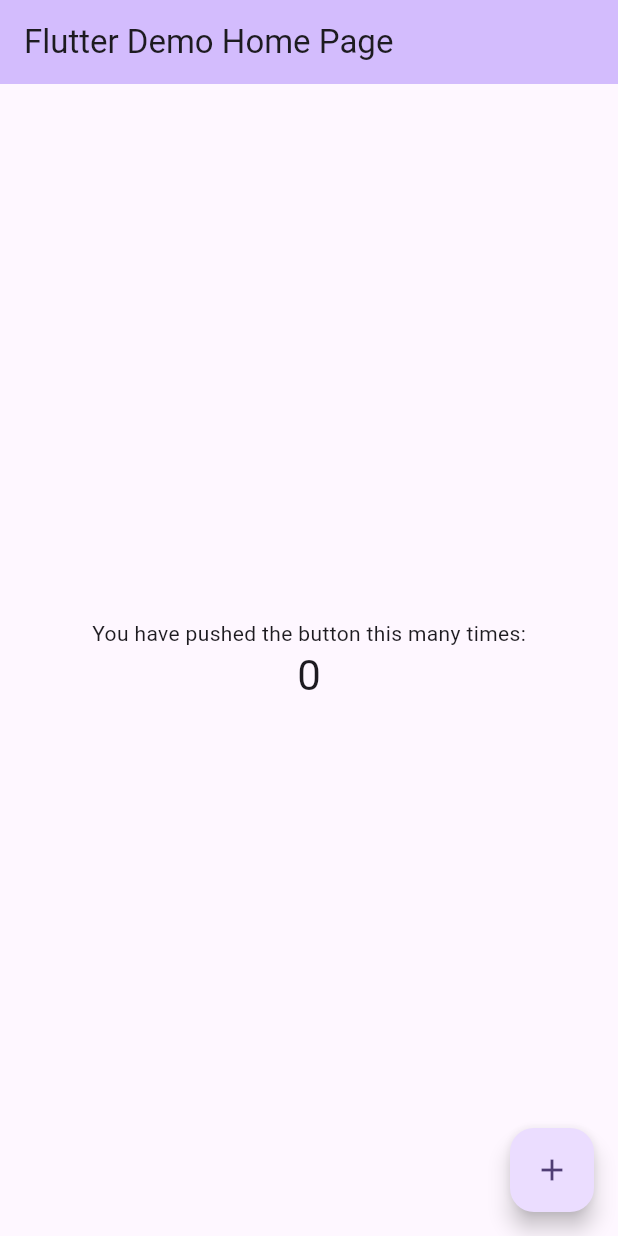
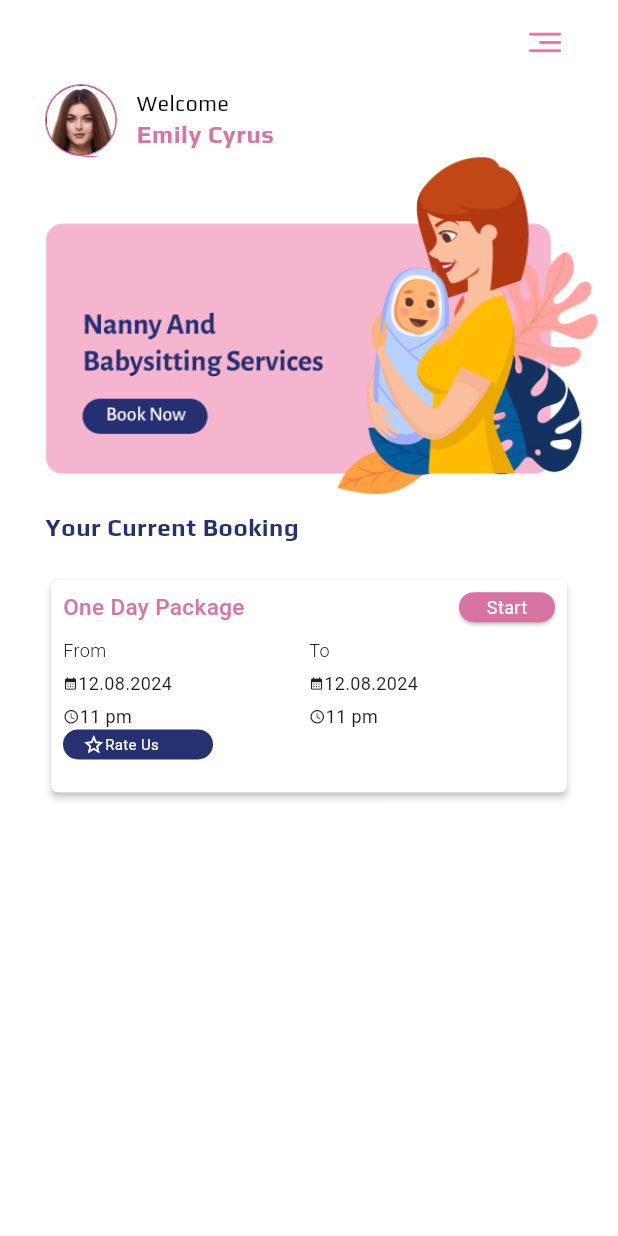
Before and after one commit to Ayush13Bhatia/booking_app, a Flutter app: the screen it shows after launch, on a phone screen of 412 x 824 dp. Run offline on Flutter 3.47's test engine with Material 3 defaults, Android fonts, the phone set to English and light mode, and no system bars; our stand-ins replace gap.

Commit message:
home page UI

```diff
--- /dev/null
+++ b/lib/components/date_time_component_widget.dart
@@ -0,0 +1,54 @@
+import 'package:flutter/material.dart';
+import 'package:gap/gap.dart';
+
+import 'my_text.dart';
+
+class DateTimeComponentWidget extends StatelessWidget {
+  final String ? title;
+  final String ? date;
+  final String ? time;
+  const DateTimeComponentWidget({super.key,this.title,this.date,this.time});
+
+  @override
+  Widget build(BuildContext context) {
+    return Column(
+      crossAxisAlignment: CrossAxisAlignment.start,
+      children: [
+        MyText(
+          title: title ?? 'From',
+          style: Theme.of(context).textTheme.bodyMedium?.copyWith(
+            fontSize: 12,
+            color: Colors.black,
+            fontWeight: FontWeight.w300,
+          ),
+        ),
+        const Gap(5),
+        Row(
+          children: [
+            const Icon(
+              Icons.calendar_month,
+              size: 10,
+            ),
+            MyText(
+              title: date??  '12.08.2024',
+              style: Theme.of(context).textTheme.bodyMedium?.copyWith(fontSize: 12),
+            )
+          ],
+        ),
+        const Gap(5),
+        Row(
+          children: [
+            const Icon(
+              Icons.access_time,
+              size: 11,
+            ),
+            MyText(
+              title: time ?? '11 pm',
+              style: Theme.of(context).textTheme.bodyMedium?.copyWith(fontSize: 12),
+            )
+          ],
+        ),
+      ],
+    );
+  }
+}
--- /dev/null
+++ b/lib/components/elevation_button_widget.dart
@@ -0,0 +1,31 @@
+import 'package:booking_app/components/my_text.dart';
+import 'package:booking_app/utils/my-theme.dart';
+import 'package:flutter/material.dart';
+
+class ElevationButtonWidget extends StatelessWidget {
+  final Function()? onPressed;
+  final String? title;
+  final Widget ?chidlWidget;
+  final Color ? backGroundColor;
+
+  const ElevationButtonWidget({super.key,this.backGroundColor, this.onPressed,this.chidlWidget, this.title});
+
+  @override
+  Widget build(BuildContext context) {
+    return ElevatedButton(
+      style: ButtonStyle(
+        padding: WidgetStateProperty.all(const EdgeInsets.all(0)),
+        backgroundColor: WidgetStatePropertyAll(backGroundColor ?? MyColorTheme.primaryColor)
+      ),
+
+      onPressed: onPressed,
+      child: chidlWidget ?? MyText(
+        title: title ?? "Start",
+        style: Theme.of(context).textTheme.bodyMedium?.copyWith(
+              color: MyColorTheme.whiteColor,
+              fontSize: 12,
+            ),
+      ),
+    );
+  }
+}
--- /dev/null
+++ b/lib/components/my_text.dart
@@ -0,0 +1,15 @@
+import 'package:flutter/material.dart';
+
+class MyText extends StatelessWidget {
+  final String ? title;
+  final  TextStyle? style;
+  const MyText({super.key,this.title,this.style});
+
+  @override
+  Widget build(BuildContext context) {
+    return Text(
+      title ?? '',
+      style: style ?? Theme.of(context).textTheme.bodySmall,
+    );
+  }
+}
--- /dev/null
+++ b/lib/components/rounded_image_widget.dart
@@ -0,0 +1,28 @@
+import 'package:flutter/material.dart';
+
+import '../constants/image_const.dart';
+import '../utils/my-theme.dart';
+
+class RoundedImageWidget extends StatelessWidget {
+  const RoundedImageWidget({super.key});
+
+  @override
+  Widget build(BuildContext context) {
+    return Container(
+      height: 48,
+      width: 48,
+      decoration: BoxDecoration(
+        color: Colors.black,
+        border: Border.all(color: MyColorTheme.primaryColor),
+        borderRadius: const BorderRadius.all(Radius.circular(24)),
+      ),
+      child: ClipRRect(
+        borderRadius: const BorderRadius.all(Radius.circular(24)),
+        child: Image.asset(
+          ImageConst.personImage,
+          fit: BoxFit.cover,
+        ),
+      ),
+    );
+  }
+}
--- /dev/null
+++ b/lib/constants/font_const.dart
@@ -0,0 +1,3 @@
+class FontConst{
+  static const String play = 'play';
+}
--- /dev/null
+++ b/lib/constants/image_const.dart
@@ -0,0 +1,5 @@
+class ImageConst{
+  static String banner = 'assets/banner_image.png';
+  static String personImage = 'assets/person.png';
+  static String homeBannerImage = 'assets/home_banner_image.png';
+}
--- a/lib/main.dart
+++ b/lib/main.dart
@@ -1,4 +1,8 @@
+
+import 'package:booking_app/screens/home_screen.dart';
+import 'package:booking_app/utils/my_theme.dart';
 import 'package:flutter/material.dart';
+
 
 void main() {
   runApp(const MyApp());
@@ -7,119 +11,11 @@ void main() {
 class MyApp extends StatelessWidget {
   const MyApp({super.key});
 
-  // This widget is the root of your application.
   @override
   Widget build(BuildContext context) {
     return MaterialApp(
-      title: 'Flutter Demo',
-      theme: ThemeData(
-        // This is the theme of your application.
-        //
-        // TRY THIS: Try running your application with "flutter run". You'll see
-        // the application has a purple toolbar. Then, without quitting the app,
-        // try changing the seedColor in the colorScheme below to Colors.green
-        // and then invoke "hot reload" (save your changes or press the "hot
-        // reload" button in a Flutter-supported IDE, or press "r" if you used
-        // the command line to start the app).
-        //
-        // Notice that the counter didn't reset back to zero; the application
-        // state is not lost during the reload. To reset the state, use hot
-        // restart instead.
-        //
-        // This works for code too, not just values: Most code changes can be
-        // tested with just a hot reload.
-        colorScheme: ColorScheme.fromSeed(seedColor: Colors.deepPurple),
-        useMaterial3: true,
-      ),
-      home: const MyHomePage(title: 'Flutter Demo Home Page'),
-    );
+        title: 'Flutter Demo',
+        theme: MyAppTheme.myThemeData(),
+        home: const HomeScreen(),);
   }
 }
-
-class MyHomePage extends StatefulWidget {
-  const MyHomePage({super.key, required this.title});
-
-  // This widget is the home page of your application. It is stateful, meaning
-  // that it has a State object (defined below) that contains fields that affect
-  // how it looks.
-
-  // This class is the configuration for the state. It holds the values (in this
-  // case the title) provided by the parent (in this case the App widget) and
-  // used by the build method of the State. Fields in a Widget subclass are
-  // always marked "final".
-
-  final String title;
-
-  @override
-  State<MyHomePage> createState() => _MyHomePageState();
-}
-
-class _MyHomePageState extends State<MyHomePage> {
-  int _counter = 0;
-
-  void _incrementCounter() {
-    setState(() {
-      // This call to setState tells the Flutter framework that something has
-      // changed in this State, which causes it to rerun the build method below
-      // so that the display can reflect the updated values. If we changed
-      // _counter without calling setState(), then the build method would not be
-      // called again, and so nothing would appear to happen.
-      _counter++;
-    });
-  }
-
-  @override
-  Widget build(BuildContext context) {
-    // This method is rerun every time setState is called, for instance as done
-    // by the _incrementCounter method above.
-    //
-    // The Flutter framework has been optimized to make rerunning build methods
-    // fast, so that you can just rebuild anything that needs updating rather
-    // than having to individually change instances of widgets.
-    return Scaffold(
-      appBar: AppBar(
-        // TRY THIS: Try changing the color here to a specific color (to
-        // Colors.amber, perhaps?) and trigger a hot reload to see the AppBar
-        // change color while the other colors stay the same.
-        backgroundColor: Theme.of(context).colorScheme.inversePrimary,
-        // Here we take the value from the MyHomePage object that was created by
-        // the App.build method, and use it to set our appbar title.
-        title: Text(widget.title),
-      ),
-      body: Center(
-        // Center is a layout widget. It takes a single child and positions it
-        // in the middle of the parent.
-        child: Column(
-          // Column is also a layout widget. It takes a list of children and
-          // arranges them vertically. By default, it sizes itself to fit its
-          // children horizontally, and tries to be as tall as its parent.
-          //
-          // Column has various properties to control how it sizes itself and
-          // how it positions its children. Here we use mainAxisAlignment to
-          // center the children vertically; the main axis here is the vertical
-          // axis because Columns are vertical (the cross axis would be
-          // horizontal).
-          //
-          // TRY THIS: Invoke "debug painting" (choose the "Toggle Debug Paint"
-          // action in the IDE, or press "p" in the console), to see the
-          // wireframe for each widget.
-          mainAxisAlignment: MainAxisAlignment.center,
-          children: <Widget>[
-            const Text(
-              'You have pushed the button this many times:',
-            ),
-            Text(
-              '$_counter',
-              style: Theme.of(context).textTheme.headlineMedium,
-            ),
-          ],
-        ),
-      ),
-      floatingActionButton: FloatingActionButton(
-        onPressed: _incrementCounter,
-        tooltip: 'Increment',
-        child: const Icon(Icons.add),
-      ), // This trailing comma makes auto-formatting nicer for build methods.
-    );
-  }
-}
--- /dev/null
+++ b/lib/screens/home_screen.dart
@@ -0,0 +1,170 @@
+import 'package:booking_app/components/my_text.dart';
+import 'package:booking_app/utils/my-theme.dart';
+import 'package:flutter/material.dart';
+import 'package:gap/gap.dart';
+import '../components/date_time_component_widget.dart';
+import '../components/elevation_button_widget.dart';
+import '../components/rounded_image_widget.dart';
+import '../constants/image_const.dart';
+
+class HomeScreen extends StatefulWidget {
+  const HomeScreen({super.key});
+
+  @override
+  State<HomeScreen> createState() => _HomeScreenState();
+}
+
+class _HomeScreenState extends State<HomeScreen> {
+  @override
+  Widget build(BuildContext context) {
+    return Scaffold(
+      appBar: AppBar(
+        actions: [
+          Padding(
+            padding: const EdgeInsets.only(right: 30.0),
+            child: Image.asset(
+              ImageConst.banner,
+              width: 33,
+              height: 33,
+            ),
+          ),
+        ],
+      ),
+      body: SingleChildScrollView(
+        child: Column(
+          crossAxisAlignment: CrossAxisAlignment.start,
+          children: [
+            Padding(
+              padding: const EdgeInsets.symmetric(horizontal: 30.0),
+              child: Row(
+                children: [
+                  const RoundedImageWidget(),
+                  const Gap(13),
+                  Column(
+                    crossAxisAlignment: CrossAxisAlignment.start,
+                    mainAxisAlignment: MainAxisAlignment.start,
+                    children: [
+                      MyText(
+                        title: 'Welcome',
+                        style: Theme.of(context).textTheme.bodySmall?.copyWith(
+                              color: Colors.black,
+                              fontSize: 14,
+                              fontWeight: FontWeight.w400,
+                            ),
+                      ),
+                      MyText(
+                        title: 'Emily Cyrus',
+                        style: Theme.of(context).textTheme.bodySmall?.copyWith(
+                              fontSize: 16,
+                              // color: MyColorTheme.primaryColor,
+                              fontWeight: FontWeight.w600,
+                            ),
+                      )
+                    ],
+                  ),
+                ],
+              ),
+            ),
+            Padding(
+              padding: const EdgeInsets.only(left: 26, right: 10),
+              child: Image.asset(ImageConst.homeBannerImage),
+            ),
+            Padding(
+              padding: const EdgeInsets.symmetric(horizontal: 30, vertical: 10),
+              child: MyText(
+                title: 'Your Current Booking',
+                style: Theme.of(context).textTheme.bodySmall?.copyWith(
+                      fontSize: 16,
+                      color: MyColorTheme.darkBlueColor,
+                      fontWeight: FontWeight.w600,
+                    ),
+              ),
+            ),
+            Padding(
+              padding: const EdgeInsets.symmetric(horizontal: 30, vertical: 10),
+              child: SizedBox(
+                height: 150,
+                width: double.maxFinite,
+                child: Card(
+                  elevation: 2,
+                  child: Padding(
+                    padding: const EdgeInsets.all(8.0),
+                    child: Column(
+                      children: [
+                        Row(
+                          children: [
+                            MyText(
+                              title: 'One Day Package',
+                              style: Theme.of(context).textTheme.bodyMedium?.copyWith(
+                                    fontSize: 15,
+                                    color: MyColorTheme.primaryColor,
+                                    fontWeight: FontWeight.w500,
+                                  ),
+                            ),
+                            const Spacer(),
+                            SizedBox(
+                              height: 20,
+                              child: ElevationButtonWidget(
+                                onPressed: () {},
+                              ),
+                            )
+                          ],
+                        ),
+                        const Gap(10),
+                        const Row(
+                          crossAxisAlignment: CrossAxisAlignment.start,
+                          children: [
+                            Expanded(
+                              child: DateTimeComponentWidget(),
+                            ),
+                            Expanded(
+                              child: DateTimeComponentWidget(
+                                title: 'To',
+                                date: '12.08.2024',
+                                time: '11 pm',
+                              ),
+                            ),
+                          ],
+                        ),
+                        Row(
+                          children: [
+                            SizedBox(
+                              height: 20,
+                              width: 100,
+                              child: ElevationButtonWidget(
+                                backGroundColor: MyColorTheme.darkBlueColor,
+                                chidlWidget: Padding(
+                                  padding: const EdgeInsets.only(left: 13.0),
+                                  child: Row(
+                                    children: [
+                                      const Icon(
+                                        Icons.star_border,
+                                        size: 15,
+                                        color: MyColorTheme.whiteColor,
+                                      ),
+                                      MyText(
+                                        title: "Rate Us",
+                                        style: Theme.of(context).textTheme.bodyMedium?.copyWith(
+                                              color: MyColorTheme.whiteColor,
+                                              fontSize: 10,
+                                            ),
+                                      )
+                                    ],
+                                  ),
+                                ),
+                              ),
+                            )
+                          ],
+                        )
+                      ],
+                    ),
+                  ),
+                ),
+              ),
+            ),
+          ],
+        ),
+      ),
+    );
+  }
+}
--- /dev/null
+++ b/lib/utils/my-theme.dart
@@ -0,0 +1,8 @@
+import 'package:flutter/material.dart'
+;
+
+class MyColorTheme{
+  static const Color primaryColor = Color(0xFFd774a2);
+  static const Color whiteColor = Color(0xFFFFFFFF);
+  static const Color darkBlueColor = Color(0xFF263172);
+}
--- /dev/null
+++ b/lib/utils/my_text_theme.dart
@@ -0,0 +1,19 @@
+import 'dart:ui';
+
+import '../constants/font_const.dart';
+import 'my-theme.dart';
+
+class MyTextTheme {
+  static  TextStyle? appTextTheme({
+    Color? textColor,
+    FontWeight? fontWeight,
+    double? fontSize,
+  }) {
+    return TextStyle(
+      color: textColor ?? MyColorTheme.primaryColor,
+      fontFamily: FontConst.play,
+      fontWeight: fontWeight ?? FontWeight.w400,
+      fontSize: fontSize ?? 16,
+    );
+  }
+}
--- /dev/null
+++ b/lib/utils/my_theme.dart
@@ -0,0 +1,36 @@
+import 'package:flutter/material.dart';
+
+import '../constants/font_const.dart';
+import 'my-theme.dart';
+import 'my_text_theme.dart';
+
+class MyAppTheme {
+  static myThemeData() {
+    return ThemeData(
+      appBarTheme: const AppBarTheme(
+        color: MyColorTheme.whiteColor,
+      ),
+      elevatedButtonTheme:const  ElevatedButtonThemeData(
+        style: ButtonStyle(
+          backgroundColor: WidgetStatePropertyAll(MyColorTheme.primaryColor),
+        ),
+      ),
+      cardTheme: CardTheme(
+        color: MyColorTheme.whiteColor,
+        shape: RoundedRectangleBorder(
+          borderRadius: BorderRadius.circular(5.0),
+        ),
+      ),
+      textTheme: MyAppTheme.textTheme,
+      scaffoldBackgroundColor: MyColorTheme.whiteColor,
+      useMaterial3: true,
+    );
+  }
+
+  static const textTheme = TextTheme(
+      bodySmall: TextStyle(
+    color: MyColorTheme.primaryColor,
+    fontFamily: FontConst.play,
+    fontWeight: FontWeight.w400,
+  ));
+}
```
Also changed, not shown: pubspec.yaml (+8 -6 lines), assets/banner_image.png (added), assets/fonts/play_bold.ttf (added), assets/fonts/play_regular.ttf (added), assets/home_banner_image.png (added), assets/person.png (added), pubspec.lock.
